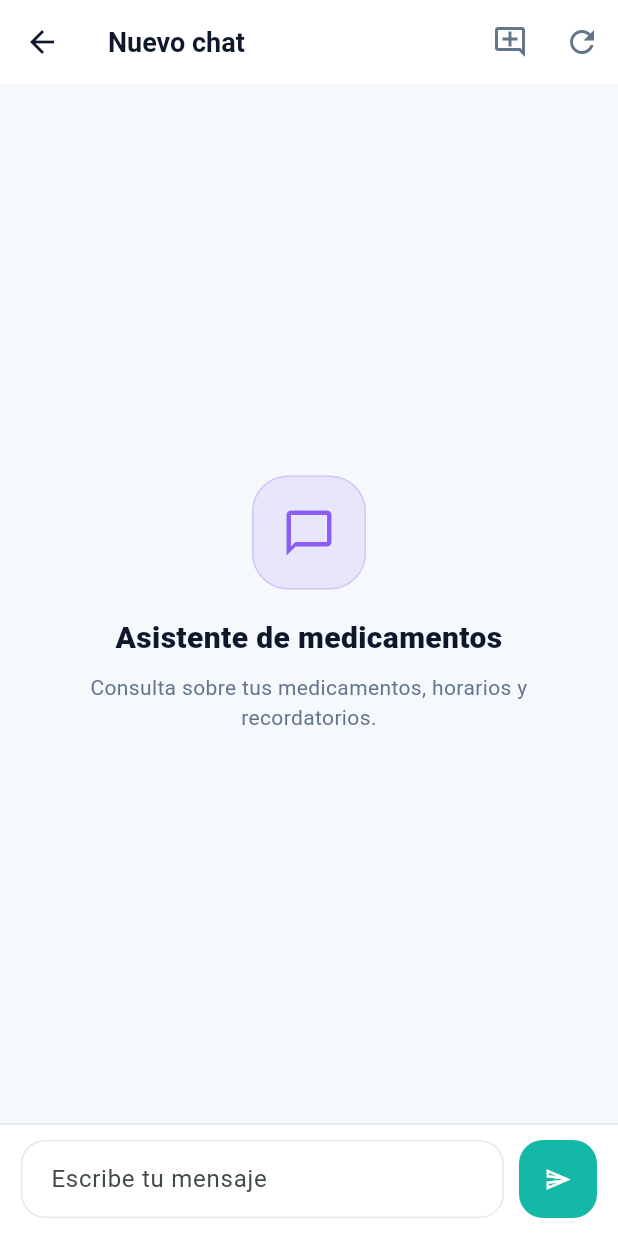
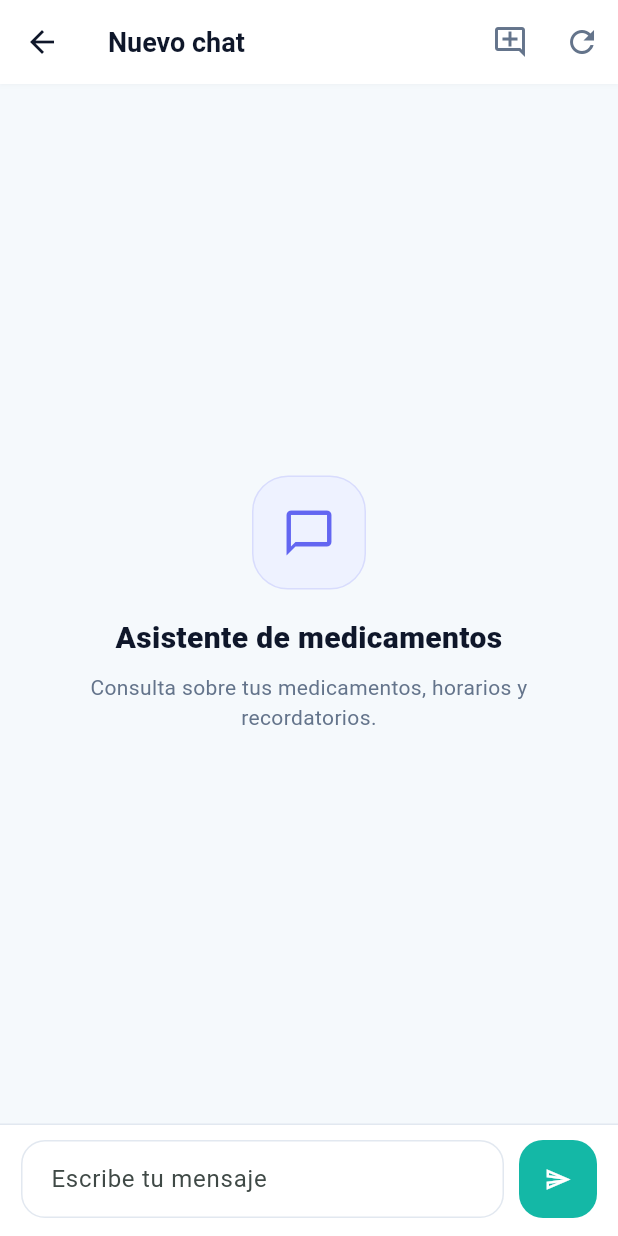
Before and after one commit to Baironfallas/sistema_medicamentos_movil, a Flutter app: the ChatSessionsPage screen opened by its route, after a tap on "Nuevo chat", on a phone screen of 412 x 824 dp. Run offline on Flutter 3.47's test engine with Material 3 defaults, Android fonts, the phone set to English and light mode, and no system bars; our stand-ins replace flutter_local_notifications, flutter_secure_storage, timezone; accounts and stored records are empty; network calls fail.

Commit message:
feat: actualizar colores de la interfaz de chat para mejorar la consistencia visual

```diff
--- a/lib/core/theme/app_colors.dart
+++ b/lib/core/theme/app_colors.dart
@@ -12,6 +12,7 @@
   static const error = Color(0xFFEF4444);
   static const success = Color(0xFF22C55E);
   static const warning = Color(0xFFF59E0B);
-  static const aiColor = Color(0xFF8B5CF6);
+  static const aiColor = Color(0xFF6366F1);
+  static const aiBackground = Color(0xFFEEF2FF);
   static const border = Color(0xFFE2E8F0);
 }
--- a/lib/features/chat/presentation/widgets/chat_empty_state.dart
+++ b/lib/features/chat/presentation/widgets/chat_empty_state.dart
@@ -17,10 +17,10 @@
               width: 76,
               height: 76,
               decoration: BoxDecoration(
-                color: AppColors.aiColor.withValues(alpha: 0.12),
+                color: AppColors.aiBackground,
                 borderRadius: BorderRadius.circular(24),
                 border: Border.all(
-                  color: AppColors.aiColor.withValues(alpha: 0.25),
+                  color: AppColors.aiColor.withValues(alpha: 0.16),
                 ),
               ),
               child: const Icon(
--- a/lib/features/chat/presentation/widgets/chat_typing_indicator.dart
+++ b/lib/features/chat/presentation/widgets/chat_typing_indicator.dart
@@ -16,10 +16,10 @@
             width: 32,
             height: 32,
             decoration: BoxDecoration(
-              color: AppColors.aiColor.withValues(alpha: 0.12),
+              color: AppColors.aiBackground,
               borderRadius: BorderRadius.circular(12),
               border: Border.all(
-                color: AppColors.aiColor.withValues(alpha: 0.25),
+                color: AppColors.aiColor.withValues(alpha: 0.16),
               ),
             ),
             child: const Icon(
```
Also changed, not shown: lib/features/chat/presentation/pages/chat_sessions_page.dart (+7 -4 lines), lib/features/chat/presentation/widgets/chat_message_bubble.dart (+7 -5 lines).
